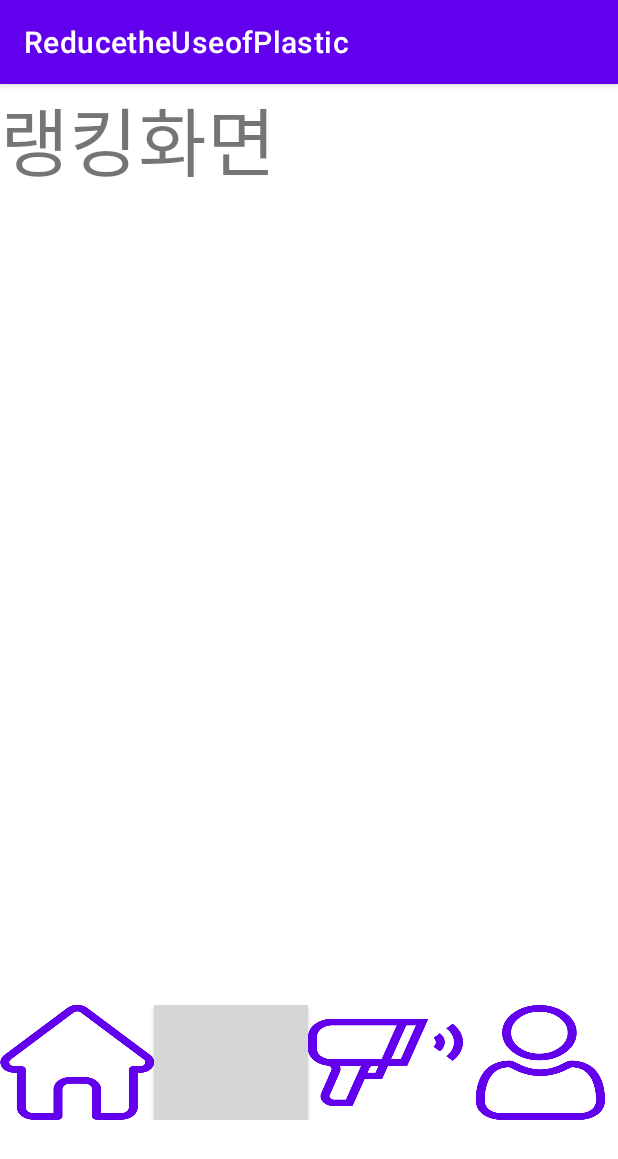
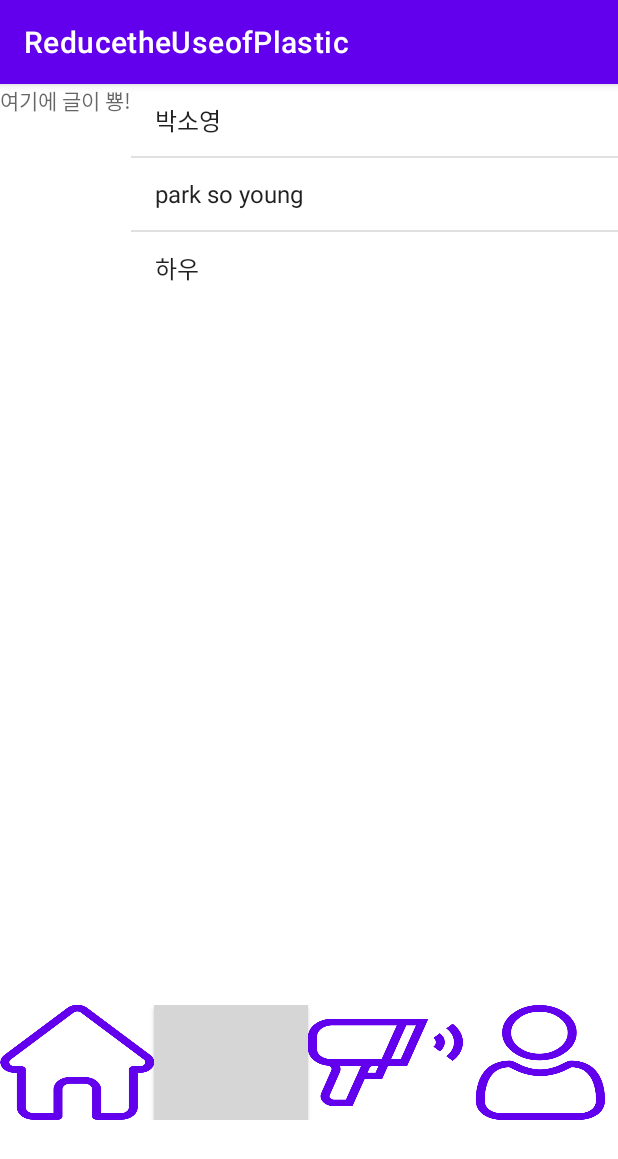
Before and after one commit to ruptalk/RUP-App, an Android app: the MainActivity screen opened directly, with no data from a screen before it, after a tap on an icon or button, on a phone screen of 412 x 824 dp. Shown: the top 1159 px of the screen. Run offline under Robolectric (Android 15) with nearby library versions, the phone set to English and light mode, and no system bars; our stand-ins replace Firebase (no records; nobody signed in at launch, a user with empty details on screens opened directly); libraries missing offline, so code that uses them is left out: com.journeyapps.barcodescanner; 2 statements that could not run were skipped; grey boxes are pictures that could not be loaded.

Commit message:
feat.rankfragment

```diff
--- a/ReducetheUseofPlastic/app/src/main/java/org/techtown/reducetheuseofplastic/MainActivity.java
+++ b/ReducetheUseofPlastic/app/src/main/java/org/techtown/reducetheuseofplastic/MainActivity.java
@@ -7,6 +7,9 @@ import android.widget.Button;
 
 import androidx.annotation.Nullable;
 import androidx.appcompat.app.AppCompatActivity;
+
+import com.google.firebase.database.DatabaseReference;
+import com.google.firebase.database.FirebaseDatabase;
 
 public class MainActivity extends AppCompatActivity {
 
@@ -18,6 +21,9 @@ public class MainActivity extends AppCompatActivity {
     MainFragment fragment_main;
     RankFragment fragment_rank;
     MyPageFragment fragment_mypage;
+
+    private DatabaseReference databaseReference;
+
 
 
     @Override
@@ -33,6 +39,8 @@ public class MainActivity extends AppCompatActivity {
         btn_home=(Button)findViewById(R.id.btn_home);
         btn_rank=(Button)findViewById(R.id.btn_rank);
         btn_mypage=(Button)findViewById(R.id.btn_mypage);
+
+        databaseReference= FirebaseDatabase.getInstance().getReference();
 
         btn_home.setOnClickListener(new View.OnClickListener(){
             @Override
--- a/ReducetheUseofPlastic/app/src/main/java/org/techtown/reducetheuseofplastic/RankFragment.java
+++ b/ReducetheUseofPlastic/app/src/main/java/org/techtown/reducetheuseofplastic/RankFragment.java
@@ -1,20 +1,140 @@
 package org.techtown.reducetheuseofplastic;
 
+import android.content.Context;
 import android.os.Bundle;
 import android.view.LayoutInflater;
 import android.view.View;
 import android.view.ViewGroup;
+import android.widget.ArrayAdapter;
+import android.widget.ListView;
+import android.widget.TextView;
 
 import androidx.annotation.NonNull;
 import androidx.annotation.Nullable;
 import androidx.fragment.app.Fragment;
 
+import com.google.firebase.database.ChildEventListener;
+import com.google.firebase.database.DataSnapshot;
+import com.google.firebase.database.DatabaseError;
+import com.google.firebase.database.DatabaseReference;
+import com.google.firebase.database.FirebaseDatabase;
+
+import java.util.ArrayList;
+import java.util.List;
+
 public class RankFragment extends Fragment {
+
+    MainActivity mainActivity;
+    static final String[] ListMenu={"박소영","park so young","하우"};
+
+    private FirebaseDatabase mFirebaseDatabase;
+    private DatabaseReference mDatabaseReference;
+    private ChildEventListener mChildEventListener;
+
+    private TextView tempTextview;
+    private ListView listView;
+    private ArrayAdapter<String>adapter;
+    List<Object> Array =new ArrayList<Object>();
+
+    @Override
+    public void onAttach(@NonNull Context context) {
+        super.onAttach(context);
+        mainActivity=(MainActivity)getActivity();
+        System.out.println("랭킹시스템 프래그먼트 붙었다");
+    }
+
+    @Override
+    public void onDetach() {
+        super.onDetach();
+        mainActivity=null;
+        System.out.println("랭킹시스템 떨어졌다");
+    }
 
     @Nullable
     @Override
     public View onCreateView(@NonNull LayoutInflater inflater, @Nullable ViewGroup container, @Nullable Bundle savedInstanceState) {
         ViewGroup rootView=(ViewGroup)inflater.inflate(R.layout.rank, container, false);
-        return rootView;
+        View view=inflater.inflate(R.layout.rank,container,false);
+        listView=(ListView)view.findViewById(R.id.listView_rank);
+        tempTextview=(TextView)view.findViewById(R.id.TextView_rank);
+
+
+        //initDatabase();
+
+        mDatabaseReference=mFirebaseDatabase.getReference("users");
+        System.out.println(mDatabaseReference.getKey());
+        /*
+      mDatabaseReference.addValueEventListener(new ValueEventListener() {
+          @Override
+          public void onDataChange(@NonNull DataSnapshot snapshot) {
+              for(DataSnapshot messageData: snapshot.getChildren()){
+                  String msg2=messageData.getValue().toString();
+                  tempTextview.setText(msg2);
+              }
+          }
+
+          @Override
+          public void onCancelled(@NonNull DatabaseError error) {
+
+          }
+      });
+
+ */
+        ArrayAdapter arrayAdapter=new ArrayAdapter(getActivity(), android.R.layout.simple_list_item_1,ListMenu);
+        listView.setAdapter(arrayAdapter);
+
+
+
+
+
+
+        return view;
+    }
+    public void initDatabase(){
+
+
+
+        mChildEventListener=new ChildEventListener() {
+            @Override
+            public void onChildAdded(@NonNull DataSnapshot snapshot, @Nullable String previousChildName) {
+                //항목 목록을 검색하거나 항목 목록에 대한 추가를 수신대기 합니다
+
+
+            }
+
+            @Override
+            public void onChildChanged(@NonNull DataSnapshot snapshot, @Nullable String previousChildName) {
+                //목록의 항목에 대한 변경을 수신대기 합니다.
+
+            }
+
+            @Override
+            public void onChildRemoved(@NonNull DataSnapshot snapshot) {
+                //목록의 항목 삭제를 수신대기 합니다.
+
+            }
+
+            @Override
+            public void onChildMoved(@NonNull DataSnapshot snapshot, @Nullable String previousChildName) {
+                //순서 있는 모고록의 항목 순서 변경을 수신대기 한다. 현재의 정렬 기준에 따라 항목의 순서 변경 원인이 된 onChildMoved()이벤트가 onChildChaged()이벤트를 항상 뒤따릅니다.
+
+
+
+            }
+
+            @Override
+            public void onCancelled(@NonNull DatabaseError error) {
+
+            }
+        };
+        mDatabaseReference.addChildEventListener(mChildEventListener);
+    }
+
+
+
+    @Override
+    public void onDestroy() {
+        super.onDestroy();
+        mDatabaseReference.removeEventListener(mChildEventListener);
     }
 }
--- a/ReducetheUseofPlastic/app/src/main/java/org/techtown/reducetheuseofplastic/RegisterActivity.java
+++ b/ReducetheUseofPlastic/app/src/main/java/org/techtown/reducetheuseofplastic/RegisterActivity.java
@@ -108,7 +108,7 @@ private DatabaseReference databaseReference;
                                 hashMap.put("recommended",recommended);
                                 hashMap.put("phone",phone);
                                 hashMap.put("point","0");
-                                databaseReference.child(id).setValue(hashMap);
+                                databaseReference.child("users").child(id).setValue(hashMap);
                                 startActivity(new Intent(getApplicationContext(),LoginActivity.class));
                                 finish();
                                 Toast.makeText(getApplicationContext(),"회원가입에 성공하셨습니다.",Toast.LENGTH_SHORT).show();
--- a/ReducetheUseofPlastic/app/src/main/java/org/techtown/reducetheuseofplastic/User.java
+++ b/ReducetheUseofPlastic/app/src/main/java/org/techtown/reducetheuseofplastic/User.java
@@ -6,7 +6,7 @@ public class User {
     public String userId;
     public String userPw;
 
-    public User(){
+    public User(int user, String 소영, String s){
 
     }
     public User(String userId,String userPw){
--- a/ReducetheUseofPlastic/app/src/main/res/layout/rank.xml
+++ b/ReducetheUseofPlastic/app/src/main/res/layout/rank.xml
@@ -5,12 +5,15 @@
     android:layout_width="match_parent"
     android:layout_height="match_parent"
     tools:context=".RankFragment">
+   <TextView
+       android:id="@+id/TextView_rank"
+       android:layout_width="wrap_content"
+       android:layout_height="wrap_content"
+      android:hint="여기에 글이 뿅!"/>
 
-    <TextView
-        android:id="@+id/fragment_rank"
-        android:layout_width="wrap_content"
-        android:layout_height="wrap_content"
-        android:text="랭킹화면"
-        android:textSize="50dp"/>
+   <ListView
+       android:id="@+id/listView_rank"
+       android:layout_width="match_parent"
+       android:layout_height="wrap_content"/>
 
 </LinearLayout>
```
Also changed, not shown: ReducetheUseofPlastic/app/src/main/java/org/techtown/reducetheuseofplastic/MyPageFragment.java (+9 -3 lines), ReducetheUseofPlastic/app/src/main/java/org/techtown/reducetheuseofplastic/RankFragmentAdapter.java (added, +64 -0 lines), ReducetheUseofPlastic/app/src/main/java/org/techtown/reducetheuseofplastic/UserIdPoint.java (added, +29 -0 lines), ReducetheUseofPlastic/app/src/main/res/layout/mypage.xml (+5 -5 lines), ReducetheUseofPlastic/app/src/main/res/layout/user.xml (added, +44 -0 lines).
